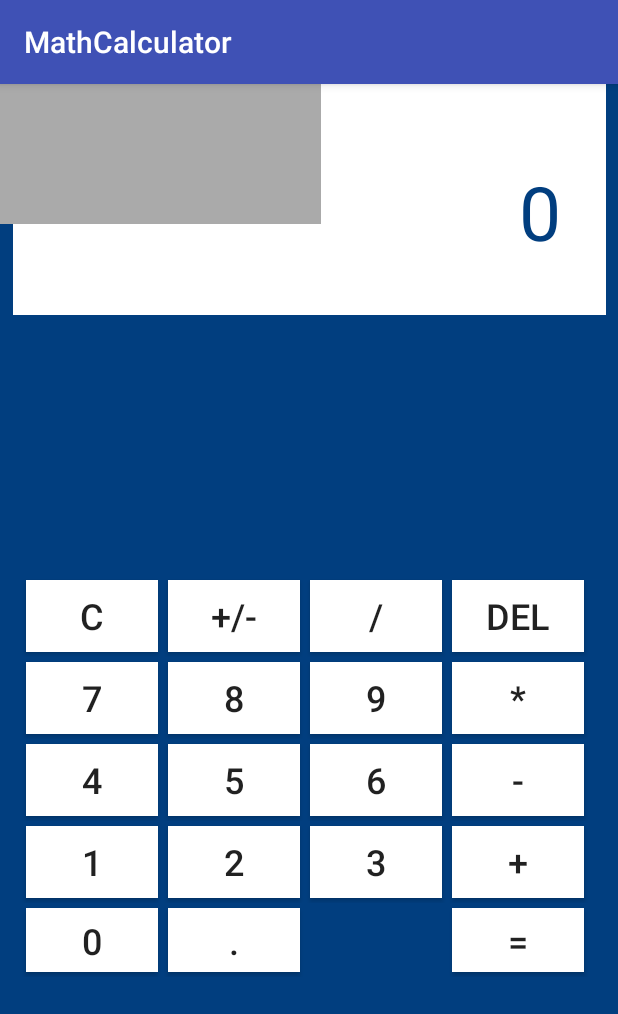
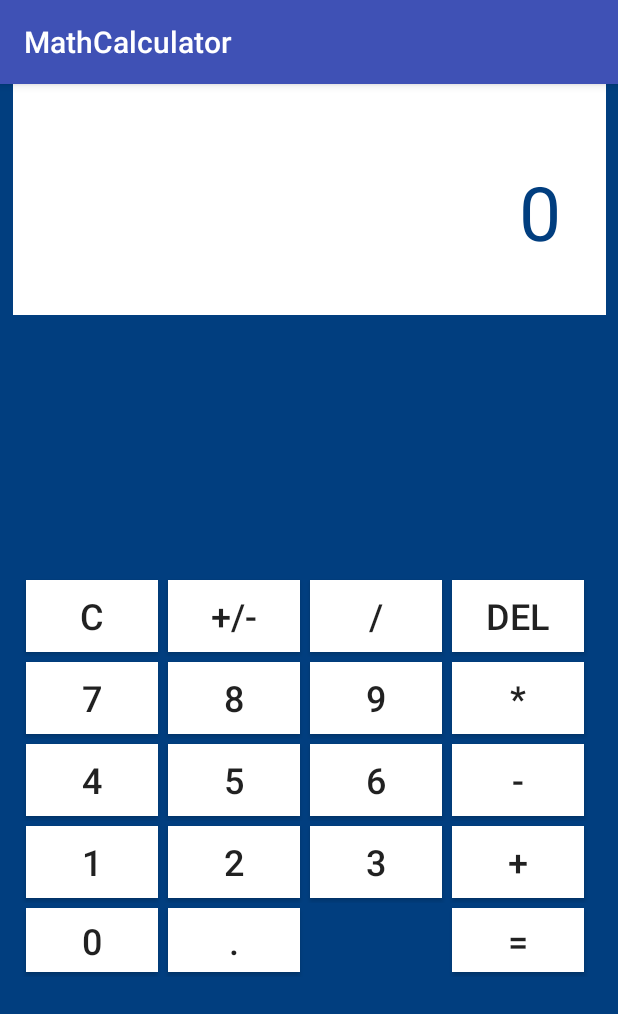
Before and after one commit to GitHubJesse/AndroidDev, an Android app: the screen it shows after launch (MainActivity), on a phone screen of 412 x 824 dp. Shown: the top 1014 px of the screen. Run offline under Robolectric (Android 15) with nearby library versions, the phone set to English and light mode, and no system bars.

```diff
--- a/MathCalculator/app/src/main/res/layout/activity_main.xml
+++ b/MathCalculator/app/src/main/res/layout/activity_main.xml
@@ -21,18 +21,6 @@
         tools:layout_editor_absoluteY="16dp"
         app:layout_constraintRight_toRightOf="parent"
         app:layout_constraintLeft_toLeftOf="parent" />
-
-    <TextView
-        android:id="@+id/debugTextView"
-        android:layout_width="214dp"
-        android:layout_height="93dp"
-        android:background="@android:color/darker_gray"
-        android:gravity="center"
-        android:textColor="@android:color/holo_blue_light"
-        android:textSize="30sp"
-        android:visibility="visible"
-        tools:layout_editor_absoluteX="16dp"
-        tools:layout_editor_absoluteY="77dp" />
 
     <TextView
         android:id="@+id/ioBufferTextView"
```
Also changed, not shown: MathCalculator/app/src/main/java/com/example/jesse/mathcalculator/Calculator.java (+30 -3 lines), MathCalculator/app/src/main/java/com/example/jesse/mathcalculator/MainActivity.java (+29 -9 lines).
